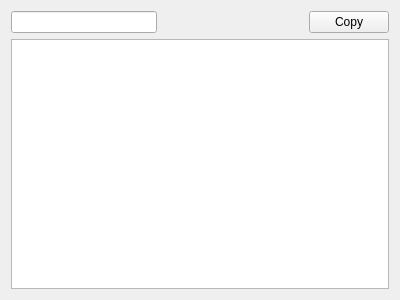
This is qml/gist.ui in arsham/gistflow as Qt 5 draws it before an edit. The edited form follows.
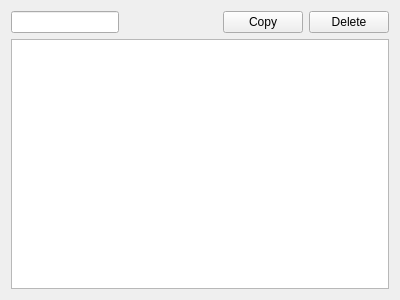
This is the edited form.

Commit message: move messagebox to its own package remove files from gist (closes #30)

```diff
--- a/qml/gist.ui
+++ b/qml/gist.ui
@@ -39,6 +39,13 @@
        </property>
       </widget>
      </item>
+     <item>
+      <widget class="QPushButton" name="deleteButton">
+       <property name="text">
+        <string>Delete</string>
+       </property>
+      </widget>
+     </item>
     </layout>
    </item>
    <item>
```
The commit also changes 11 other files.
